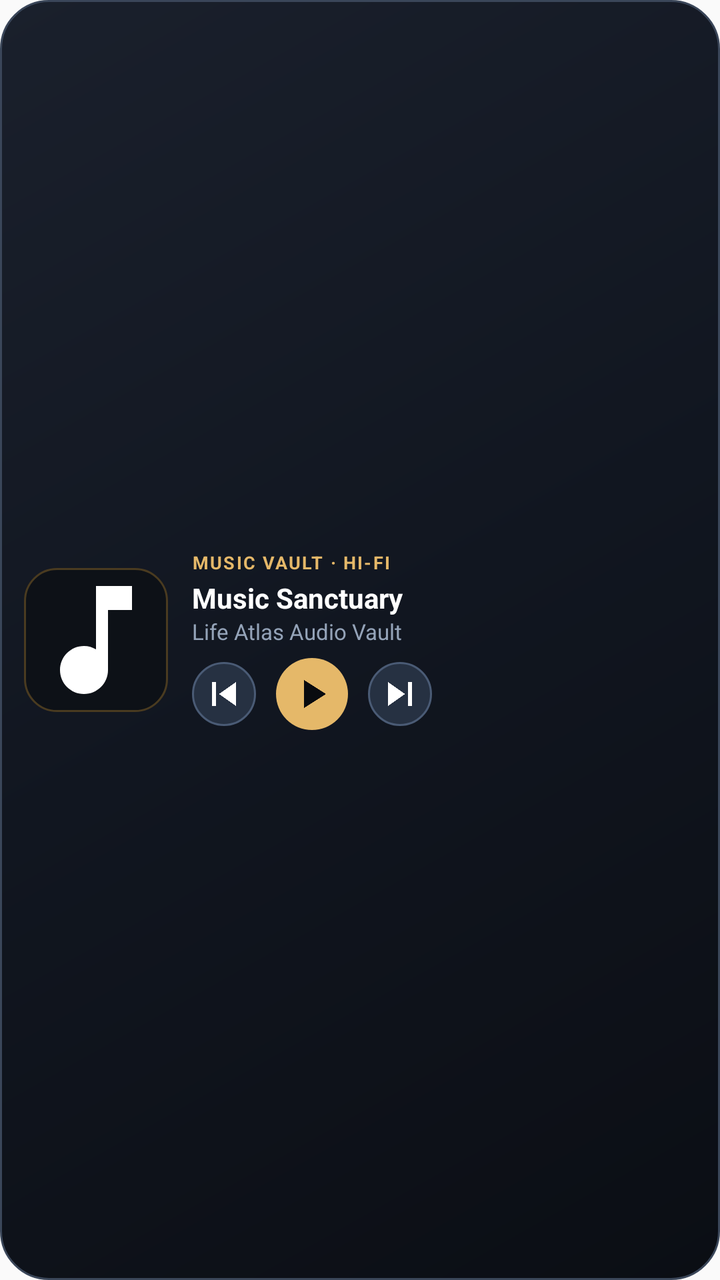
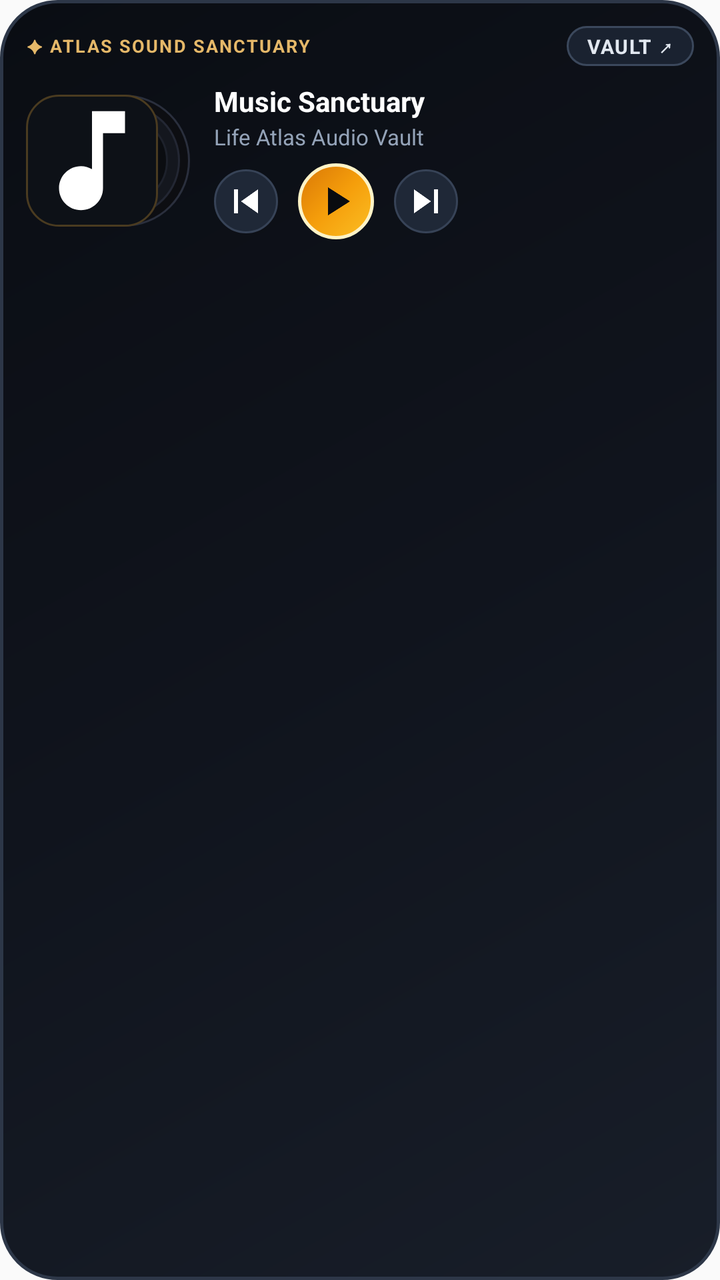

Two renders of the same Android screen: before a commit and after it. Below are the layout's source before the change and the commit's diff.
<!-- AndroidManifest.xml: application theme AppTheme -->
<!-- res/layout/widget_music_vault.xml -->
<?xml version="1.0" encoding="utf-8"?>
<RelativeLayout xmlns:android="http://schemas.android.com/apk/res/android"
    android:id="@+id/widget_container"
    android:layout_width="match_parent"
    android:layout_height="match_parent"
    android:background="@drawable/widget_bg"
    android:padding="12dp">

    
    <ImageView
        android:id="@+id/widget_artwork"
        android:layout_width="72dp"
        android:layout_height="72dp"
        android:layout_alignParentStart="true"
        android:layout_centerVertical="true"
        android:background="@drawable/widget_artwork_bg"
        android:scaleType="centerCrop"
        android:src="@drawable/ic_stat_music"
        android:contentDescription="@string/app_name" />

    
    <LinearLayout
        android:id="@+id/widget_info_layout"
        android:layout_width="match_parent"
        android:layout_height="wrap_content"
        android:layout_toEndOf="@id/widget_artwork"
        android:layout_centerVertical="true"
        android:layout_marginStart="12dp"
        android:orientation="vertical">

        
        <TextView
            android:id="@+id/widget_badge"
            android:layout_width="wrap_content"
            android:layout_height="wrap_content"
            android:text="MUSIC VAULT · HI-FI"
            android:textColor="#E5B869"
            android:textSize="9sp"
            android:textStyle="bold"
            android:letterSpacing="0.08"
            android:singleLine="true" />

        
        <TextView
            android:id="@+id/widget_title"
            android:layout_width="match_parent"
            android:layout_height="wrap_content"
            android:layout_marginTop="2dp"
            android:text="Music Sanctuary"
            android:textColor="#FFFFFF"
            android:textSize="14sp"
            android:textStyle="bold"
            android:singleLine="true"
            android:ellipsize="end" />

        
        <TextView
            android:id="@+id/widget_artist"
            android:layout_width="match_parent"
            android:layout_height="wrap_content"
            android:text="Life Atlas Audio Vault"
            android:textColor="#94A3B8"
            android:textSize="11sp"
            android:singleLine="true"
            android:ellipsize="end" />

        
        <LinearLayout
            android:layout_width="wrap_content"
            android:layout_height="wrap_content"
            android:layout_marginTop="6dp"
            android:gravity="center_vertical"
            android:orientation="horizontal">

            <ImageButton
                android:id="@+id/widget_btn_prev"
                android:layout_width="32dp"
                android:layout_height="32dp"
                android:background="@drawable/widget_button_bg"
                android:scaleType="centerInside"
                android:src="@drawable/ic_media_prev"
                android:tint="#FFFFFF"
                android:contentDescription="Previous Track" />

            <ImageButton
                android:id="@+id/widget_btn_play"
                android:layout_width="36dp"
                android:layout_height="36dp"
                android:layout_marginStart="10dp"
                android:layout_marginEnd="10dp"
                android:background="@drawable/widget_play_bg"
                android:scaleType="centerInside"
                android:src="@drawable/ic_media_play"
                android:tint="#090B0F"
                android:contentDescription="Play or Pause" />

            <ImageButton
                android:id="@+id/widget_btn_next"
                android:layout_width="32dp"
                android:layout_height="32dp"
                android:background="@drawable/widget_button_bg"
                android:scaleType="centerInside"
                android:src="@drawable/ic_media_next"
                android:tint="#FFFFFF"
                android:contentDescription="Next Track" />
        </LinearLayout>
    </LinearLayout>

</RelativeLayout>
<!-- resources referenced by this layout -->
<resources>
  <!-- drawable widget_bg (drawable) -->
  <?xml version="1.0" encoding="utf-8"?>
  <shape xmlns:android="http://schemas.android.com/apk/res/android"
      android:shape="rectangle">
      <corners android:radius="24dp" />
      <gradient
          android:angle="315"
          android:startColor="#1A202C"
          android:centerColor="#111620"
          android:endColor="#0B0E14"
          android:type="linear" />
      <stroke
          android:width="1dp"
          android:color="#3A4659" />
  </shape>
  <!-- drawable widget_button_bg (drawable) -->
  <?xml version="1.0" encoding="utf-8"?>
  <shape xmlns:android="http://schemas.android.com/apk/res/android"
      android:shape="oval">
      <solid android:color="#263142" />
      <stroke
          android:width="1dp"
          android:color="#4A5B75" />
  </shape>
  <!-- drawable widget_play_bg (drawable) -->
  <?xml version="1.0" encoding="utf-8"?>
  <shape xmlns:android="http://schemas.android.com/apk/res/android"
      android:shape="oval">
      <solid android:color="#E5B869" />
  </shape>
  <string name="app_name">Atlas Vault</string>
  <style name="AppTheme" parent="Theme.AppCompat.Light.DarkActionBar">
          
          <item name="colorPrimary">@color/colorPrimary</item>
          <item name="colorPrimaryDark">@color/colorPrimaryDark</item>
          <item name="colorAccent">@color/colorAccent</item>
      </style>
  <!-- unchanged entries left out for length: 5 -->
</resources>

<!-- the commit's change to res/layout/widget_music_vault.xml (unified diff, before → after) -->
@@ -4,36 +4,23 @@
     android:layout_width="match_parent"
     android:layout_height="match_parent"
     android:background="@drawable/widget_bg"
-    android:padding="12dp">
+    android:padding="13dp">
 
     
-    <ImageView
-        android:id="@+id/widget_artwork"
-        android:layout_width="72dp"
-        android:layout_height="72dp"
-        android:layout_alignParentStart="true"
-        android:layout_centerVertical="true"
-        android:background="@drawable/widget_artwork_bg"
-        android:scaleType="centerCrop"
-        android:src="@drawable/ic_stat_music"
-        android:contentDescription="@string/app_name" />
-
-    
-    <LinearLayout
-        android:id="@+id/widget_info_layout"
+    <RelativeLayout
+        android:id="@+id/widget_top_row"
         android:layout_width="match_parent"
         android:layout_height="wrap_content"
-        android:layout_toEndOf="@id/widget_artwork"
-        android:layout_centerVertical="true"
-        android:layout_marginStart="12dp"
-        android:orientation="vertical">
+        android:layout_alignParentTop="true">
 
         
         <TextView
             android:id="@+id/widget_badge"
             android:layout_width="wrap_content"
             android:layout_height="wrap_content"
-            android:text="MUSIC VAULT · HI-FI"
+            android:layout_alignParentStart="true"
+            android:layout_centerVertical="true"
+            android:text="✦ ATLAS SOUND SANCTUARY"
             android:textColor="#E5B869"
             android:textSize="9sp"
             android:textStyle="bold"
@@ -42,68 +29,137 @@
 
         
         <TextView
-            android:id="@+id/widget_title"
-            android:layout_width="match_parent"
+            android:id="@+id/widget_btn_vault"
+            android:layout_width="wrap_content"
             android:layout_height="wrap_content"
-            android:layout_marginTop="2dp"
-            android:text="Music Sanctuary"
-            android:textColor="#FFFFFF"
-            android:textSize="14sp"
+            android:layout_alignParentEnd="true"
+            android:layout_centerVertical="true"
+            android:background="@drawable/widget_vault_pill_bg"
+            android:paddingStart="10dp"
+            android:paddingTop="3dp"
+            android:paddingEnd="10dp"
+            android:paddingBottom="3dp"
+            android:text="VAULT ↗"
+            android:textColor="#E2E8F0"
+            android:textSize="10sp"
             android:textStyle="bold"
-            android:singleLine="true"
-            android:ellipsize="end" />
+            android:letterSpacing="0.05" />
+    </RelativeLayout>
+
+    
+    <RelativeLayout
+        android:id="@+id/widget_player_body"
+        android:layout_width="match_parent"
+        android:layout_height="wrap_content"
+        android:layout_below="@id/widget_top_row"
+        android:layout_centerVertical="true"
+        android:layout_marginTop="8dp">
 
         
-        <TextView
-            android:id="@+id/widget_artist"
-            android:layout_width="match_parent"
-            android:layout_height="wrap_content"
-            android:text="Life Atlas Audio Vault"
-            android:textColor="#94A3B8"
-            android:textSize="11sp"
-            android:singleLine="true"
-            android:ellipsize="end" />
+        <FrameLayout
+            android:id="@+id/widget_turntable_frame"
+            android:layout_width="82dp"
+            android:layout_height="76dp"
+            android:layout_alignParentStart="true"
+            android:layout_centerVertical="true">
+
+            
+            <ImageView
+                android:id="@+id/widget_vinyl"
+                android:layout_width="66dp"
+                android:layout_height="66dp"
+                android:layout_gravity="end|center_vertical"
+                android:scaleType="fitCenter"
+                android:src="@drawable/widget_vinyl_disc"
+                android:contentDescription="Vinyl Disc" />
+
+            
+            <ImageView
+                android:id="@+id/widget_artwork"
+                android:layout_width="66dp"
+                android:layout_height="66dp"
+                android:layout_gravity="start|center_vertical"
+                android:background="@drawable/widget_artwork_bg"
+                android:scaleType="centerCrop"
+                android:src="@drawable/ic_stat_music"
+                android:contentDescription="@string/app_name" />
+        </FrameLayout>
 
         
         <LinearLayout
-            android:layout_width="wrap_content"
+            android:layout_width="match_parent"
             android:layout_height="wrap_content"
-            android:layout_marginTop="6dp"
-            android:gravity="center_vertical"
-            android:orientation="horizontal">
+            android:layout_toEndOf="@id/widget_turntable_frame"
+            android:layout_centerVertical="true"
+            android:layout_marginStart="12dp"
+            android:orientation="vertical">
 
-            <ImageButton
-                android:id="@+id/widget_btn_prev"
-                android:layout_width="32dp"
-                android:layout_height="32dp"
-                android:background="@drawable/widget_button_bg"
-                android:scaleType="centerInside"
-                android:src="@drawable/ic_media_prev"
-                android:tint="#FFFFFF"
-                android:contentDescription="Previous Track" />
+            
+            <TextView
+                android:id="@+id/widget_title"
+                android:layout_width="match_parent"
+                android:layout_height="wrap_content"
+                android:text="Music Sanctuary"
+                android:textColor="#FFFFFF"
+                android:textSize="14sp"
+                android:textStyle="bold"
+                android:singleLine="true"
+                android:ellipsize="end" />
 
-            <ImageButton
-                android:id="@+id/widget_btn_play"
-                android:layout_width="36dp"
-                android:layout_height="36dp"
-                android:layout_marginStart="10dp"
-                android:layout_marginEnd="10dp"
-                android:background="@drawable/widget_play_bg"
-                android:scaleType="centerInside"
-                android:src="@drawable/ic_media_play"
-                android:tint="#090B0F"
-                android:contentDescription="Play or Pause" />
+            
+            <TextView
+                android:id="@+id/widget_artist"
+                android:layout_width="match_parent"
+                android:layout_height="wrap_content"
+                android:layout_marginTop="1dp"
+                android:text="Life Atlas Audio Vault"
+                android:textColor="#94A3B8"
+                android:textSize="11sp"
+                android:singleLine="true"
+                android:ellipsize="end" />
 
-            <ImageButton
-                android:id="@+id/widget_btn_next"
-                android:layout_width="32dp"
-                android:layout_height="32dp"
-                android:background="@drawable/widget_button_bg"
-                android:scaleType="centerInside"
-                android:src="@drawable/ic_media_next"
-                android:tint="#FFFFFF"
-                android:contentDescription="Next Track" />
+            
+            <LinearLayout
+                android:layout_width="wrap_content"
+                android:layout_height="wrap_content"
+                android:layout_marginTop="6dp"
+                android:gravity="center_vertical"
+                android:orientation="horizontal">
+
+                <ImageButton
+                    android:id="@+id/widget_btn_prev"
+                    android:layout_width="32dp"
+                    android:layout_height="32dp"
+                    android:background="@drawable/widget_button_bg"
+                    android:scaleType="centerInside"
+                    android:src="@drawable/ic_media_prev"
+                    android:tint="#FFFFFF"
+                    android:contentDescription="Previous Track" />
+
+                <ImageButton
+                    android:id="@+id/widget_btn_play"
+                    android:layout_width="38dp"
+                    android:layout_height="38dp"
+                    android:layout_marginStart="10dp"
+                    android:layout_marginEnd="10dp"
+                    android:background="@drawable/widget_play_bg"
+                    android:scaleType="centerInside"
+                    android:src="@drawable/ic_media_play"
+                    android:tint="#090B0F"
+                    android:contentDescription="Play or Pause" />
+
+                <ImageButton
+                    android:id="@+id/widget_btn_next"
+                    android:layout_width="32dp"
+                    android:layout_height="32dp"
+                    android:background="@drawable/widget_button_bg"
+                    android:scaleType="centerInside"
+                    android:src="@drawable/ic_media_next"
+                    android:tint="#FFFFFF"
+                    android:contentDescription="Next Track" />
+            </LinearLayout>
         </LinearLayout>
-    </LinearLayout>
+
+    </RelativeLayout>
 
 </RelativeLayout>
<!-- resource entries referenced after the edit -->
@@ -4,32 +4,116 @@
   <?xml version="1.0" encoding="utf-8"?>
   <shape xmlns:android="http://schemas.android.com/apk/res/android"
       android:shape="rectangle">
-      <corners android:radius="24dp" />
+      <corners android:radius="28dp" />
       <gradient
-          android:angle="315"
-          android:startColor="#1A202C"
-          android:centerColor="#111620"
-          android:endColor="#0B0E14"
+          android:angle="135"
+          android:startColor="#181E29"
+          android:centerColor="#10141D"
+          android:endColor="#0A0D13"
           android:type="linear" />
       <stroke
-          android:width="1dp"
-          android:color="#3A4659" />
+          android:width="1.5dp"
+          android:color="#2D3748" />
   </shape>
   <!-- drawable widget_button_bg (drawable) -->
   <?xml version="1.0" encoding="utf-8"?>
   <shape xmlns:android="http://schemas.android.com/apk/res/android"
       android:shape="oval">
-      <solid android:color="#263142" />
+      <solid android:color="#1F2837" />
       <stroke
           android:width="1dp"
-          android:color="#4A5B75" />
+          android:color="#374357" />
   </shape>
   <!-- drawable widget_play_bg (drawable) -->
   <?xml version="1.0" encoding="utf-8"?>
   <shape xmlns:android="http://schemas.android.com/apk/res/android"
       android:shape="oval">
-      <solid android:color="#E5B869" />
+      <gradient
+          android:angle="135"
+          android:startColor="#FBBF24"
+          android:centerColor="#F59E0B"
+          android:endColor="#D97706"
+          android:type="linear" />
+      <stroke
+          android:width="1.5dp"
+          android:color="#FEF3C7" />
   </shape>
+  <!-- drawable widget_vault_pill_bg (drawable) -->
+  <?xml version="1.0" encoding="utf-8"?>
+  <shape xmlns:android="http://schemas.android.com/apk/res/android"
+      android:shape="rectangle">
+      <corners android:radius="14dp" />
+      <solid android:color="#1A2230" />
+      <stroke
+          android:width="1dp"
+          android:color="#3B485C" />
+  </shape>
+  <!-- drawable widget_vinyl_disc (drawable) -->
+  <?xml version="1.0" encoding="utf-8"?>
+  <layer-list xmlns:android="http://schemas.android.com/apk/res/android">
+      
+      <item>
+          <shape android:shape="oval">
+              <solid android:color="#0D0E12" />
+              <stroke
+                  android:width="1dp"
+                  android:color="#2A2F3D" />
+          </shape>
+      </item>
+      
+      <item
+          android:top="5dp"
+          android:bottom="5dp"
+          android:left="5dp"
+          android:right="5dp">
+          <shape android:shape="oval">
+              <solid android:color="#14171E" />
+              <stroke
+                  android:width="1dp"
+                  android:color="#232733" />
+          </shape>
+      </item>
+      
+      <item
+          android:top="11dp"
+          android:bottom="11dp"
+          android:left="11dp"
+          android:right="11dp">
+          <shape android:shape="oval">
+              <solid android:color="#0B0D11" />
+              <stroke
+                  android:width="1dp"
+                  android:color="#1D212B" />
+          </shape>
+      </item>
+      
+      <item
+          android:top="18dp"
+          android:bottom="18dp"
+          android:left="18dp"
+          android:right="18dp">
+          <shape android:shape="oval">
+              <gradient
+                  android:angle="45"
+                  android:startColor="#E5B869"
+                  android:endColor="#B38938"
+                  android:type="linear" />
+              <stroke
+                  android:width="1dp"
+                  android:color="#FFE8B0" />
+          </shape>
+      </item>
+      
+      <item
+          android:top="27dp"
+          android:bottom="27dp"
+          android:left="27dp"
+          android:right="27dp">
+          <shape android:shape="oval">
+              <solid android:color="#0A0B0E" />
+          </shape>
+      </item>
+  </layer-list>
   <string name="app_name">Atlas Vault</string>
   <style name="AppTheme" parent="Theme.AppCompat.Light.DarkActionBar">
           
